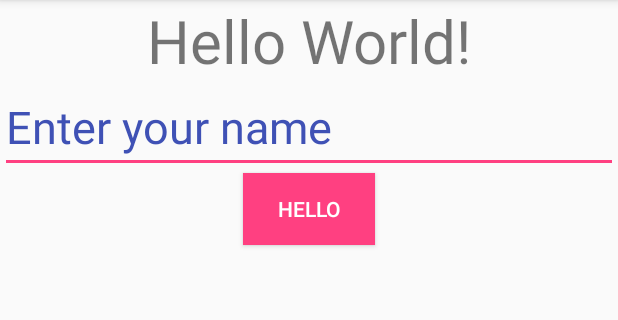
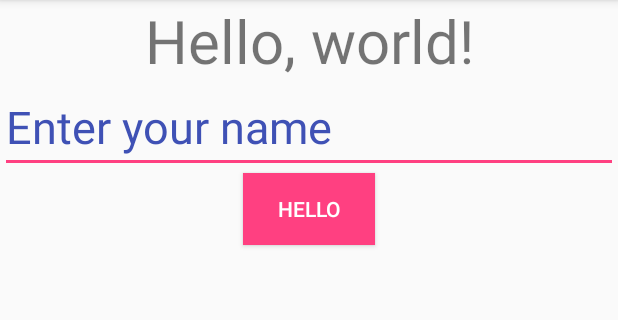
Before and after one commit to lapsya/100daysofcode, an Android app: the screen it shows after launch (MainActivity), on a phone screen of 412 x 824 dp, the part 84-404 px from its top. Run offline under Robolectric (Android 15) with nearby library versions, the light colour scheme and no system bars; 1 statement that could not run was skipped.

Commit message:
day20 - more in-depth app structure

```diff
--- a/ShowMe/app/src/main/java/com/example/lapsya/showme/MainActivity.kt
+++ b/ShowMe/app/src/main/java/com/example/lapsya/showme/MainActivity.kt
@@ -2,11 +2,21 @@ package com.example.lapsya.showme
 
 import android.support.v7.app.AppCompatActivity
 import android.os.Bundle
+import android.widget.Button
+import android.widget.Toast
 
 class MainActivity : AppCompatActivity() {
+
+    var hello_btn: Button
 
     override fun onCreate(savedInstanceState: Bundle?) {
         super.onCreate(savedInstanceState)
         setContentView(R.layout.activity_main)
+        hello_btn  = findViewById(R.id.hello_button) as Button
     }
+
+    hello_btn.setOnClickListener = {
+        Toast.makeText(this, "You've pressed me!", Toast.LENGTH_LONG).show()
+    }
+
 }
--- a/ShowMe/app/src/main/res/layout/activity_main.xml
+++ b/ShowMe/app/src/main/res/layout/activity_main.xml
@@ -11,7 +11,7 @@
         android:id="@+id/greeting"
         android:layout_width="wrap_content"
         android:layout_height="wrap_content"
-        android:text="Hello World!"
+        android:text="@string/greeting"
         android:textSize="40sp"
         app:layout_constraintLeft_toLeftOf="parent"
         app:layout_constraintRight_toRightOf="parent"
@@ -21,7 +21,7 @@
         android:id="@+id/edit_text_name_input"
         android:layout_width="match_parent"
         android:layout_height="wrap_content"
-        android:hint="Enter your name"
+        android:hint="@string/name_input_hint"
         android:textColorHint="@color/colorPrimary"
         android:textSize="30sp"
         app:layout_constraintLeft_toLeftOf="parent"
@@ -32,7 +32,7 @@
         android:id="@+id/hello_button"
         android:layout_width="wrap_content"
         android:layout_height="wrap_content"
-        android:text="Hello"
+        android:text="@string/main_button"
         android:background="@color/colorAccent"
         android:textColor="#FFFFFF"
         app:layout_constraintTop_toBottomOf="@id/edit_text_name_input"
--- a/ShowMe/app/src/main/res/values/strings.xml
+++ b/ShowMe/app/src/main/res/values/strings.xml
@@ -1,3 +1,6 @@
 <resources>
     <string name="app_name">ShowMe</string>
+    <string name="greeting">Hello, world!</string>
+    <string name="name_input_hint">Enter your name</string>
+    <string name="main_button">Hello</string>
 </resources>
```
